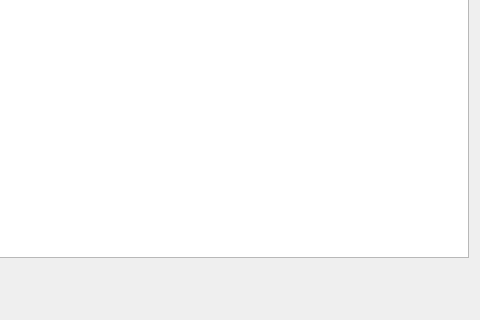
Above: Gui/TabWidgets/Admin/profit.ui from MyEdit/Casino_Client before the change; both pictures show x 441 to 921 and y 222 to 542 of the 921 by 542 pixel window. Below: the same form after it.
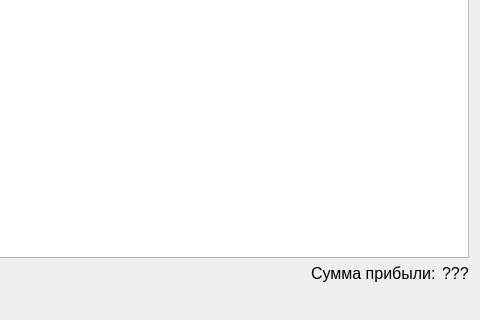
That is the form after the change. Icons and pictures are not drawn.

Commit message: Добавлен подсчёт прибыли

The edit to the form file:
```diff
--- a/Gui/TabWidgets/Admin/profit.ui
+++ b/Gui/TabWidgets/Admin/profit.ui
@@ -702,6 +702,32 @@
        </property>
       </spacer>
      </item>
+     <item>
+      <widget class="QLabel" name="label_6">
+       <property name="font">
+        <font>
+         <family>Segoe UI</family>
+         <pointsize>12</pointsize>
+        </font>
+       </property>
+       <property name="text">
+        <string>Сумма прибыли:</string>
+       </property>
+      </widget>
+     </item>
+     <item>
+      <widget class="QLabel" name="amoutProfit">
+       <property name="font">
+        <font>
+         <family>Segoe UI</family>
+         <pointsize>12</pointsize>
+        </font>
+       </property>
+       <property name="text">
+        <string>???</string>
+       </property>
+      </widget>
+     </item>
     </layout>
    </item>
    <item>
```
The commit also changes 12 other files.
